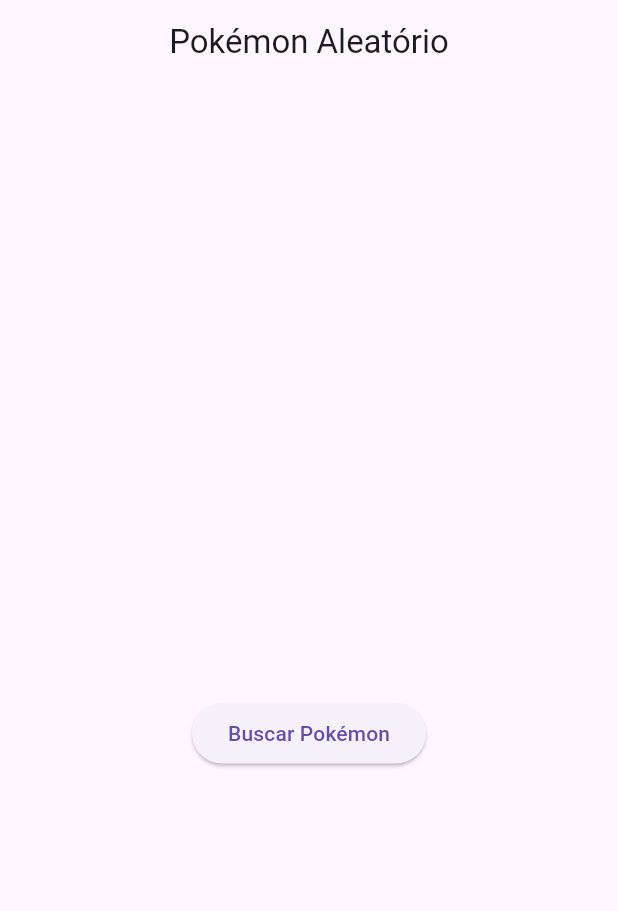
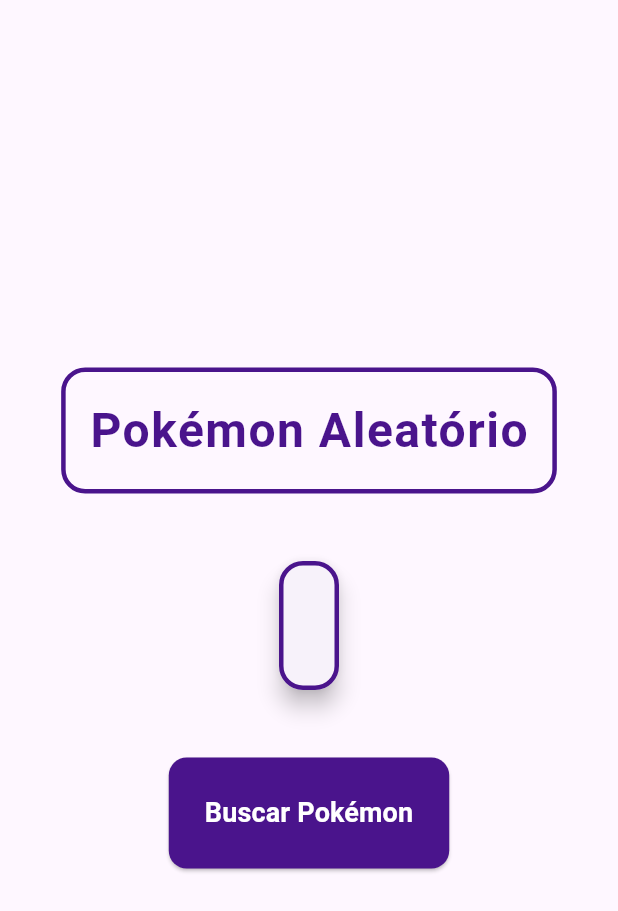
Before and after one commit to isa-dib/pokemon, a Flutter app: the screen it shows after launch, on a phone screen of 412 x 824 dp. Shown: the top 911 px of the screen. Run offline on Flutter 3.47's test engine with Material 3 defaults, Android fonts, the phone set to English and light mode, and no system bars; network calls fail.

Commit message:
final commit

```diff
--- a/lib/main.dart
+++ b/lib/main.dart
@@ -14,7 +14,7 @@ class MyApp extends StatelessWidget {
   Widget build(BuildContext context) {
     return MaterialApp(
       debugShowCheckedModeBanner: false,
-      title: 'Pokémon Random App',
+      title: 'Temos que Pegar',
       theme: ThemeData(
         primarySwatch: Colors.red,
       ),
@@ -57,7 +57,7 @@ class _PokemonPageState extends State<PokemonPage> {
 
         setState(() {
           pokemonName = data["name"];
-          pokemonImage = data["sprites"]["front_default"];
+          pokemonImage = data["sprites"]["other"]["official-artwork"]["front_default"];
           loading = false;
         });
       } else {
@@ -77,34 +77,88 @@ class _PokemonPageState extends State<PokemonPage> {
   @override
   Widget build(BuildContext context) {
     return Scaffold(
-      appBar: AppBar(
-        title: const Text("Pokémon Aleatório"),
-        centerTitle: true,
-      ),
       body: Center(
         child: loading
             ? const CircularProgressIndicator()
             : Column(
           mainAxisAlignment: MainAxisAlignment.center,
           children: [
+            Container(
+              padding: const EdgeInsets.all(16),
+              decoration: BoxDecoration(
+                border: Border.all(
+                  color: const Color(0xFF4A148C),
+                  width: 3,
+                  style: BorderStyle.solid,
+                ),
+                borderRadius: BorderRadius.circular(16),
+              ),
+              child: const Text(
+                'Pokémon Aleatório',
+                style: TextStyle(
+                    fontSize: 32,
+                    fontWeight: FontWeight.bold,
+                    letterSpacing: 1,
+                    color: Color(0xFF4A148C)
+                ),
+              ),
+            ),
+
+            Card(
+              elevation: 6,
+              shape: RoundedRectangleBorder(
+                borderRadius: BorderRadius.circular(16),
+                side: const BorderSide(
+                  color: Color(0xFF4A148C),
+                  width: 3,
+                ),
+              ),
+              margin:const EdgeInsets.all(45),
+              child: Padding(
+                padding: const EdgeInsets.all(20),
+                child: Column(
+                  children: [
                     if (pokemonImage.isNotEmpty)
                       Image.network(
                         pokemonImage,
-                height: 800,
-                width: 800,
+                        height: 160,
+                        width: 160,
                       ),
-            const SizedBox(height: 20),
+
+                    const SizedBox(height: 12),
+
                     Text(
                       pokemonName.toUpperCase(),
                       style: const TextStyle(
-                fontSize: 26,
+                        fontSize: 24,
                         fontWeight: FontWeight.bold,
                       ),
                     ),
-            const SizedBox(height: 40),
+                  ],
+                ),
+              ),
+            ),
+
             ElevatedButton(
+              style: ElevatedButton.styleFrom(
+                backgroundColor: const Color(0xFF4A148C),
+                foregroundColor: Colors.white,
+                padding: const EdgeInsets.symmetric(
+                  horizontal: 24,
+                  vertical: 24,
+                ),
+                shape: RoundedRectangleBorder(
+                  borderRadius: BorderRadius.circular(12),
+                ),
+              ),
               onPressed: fetchRandomPokemon,
-              child: const Text("Buscar Pokémon"),
+              child: const Text(
+                "Buscar Pokémon",
+                style: TextStyle(
+                  fontSize: 18,
+                  fontWeight: FontWeight.bold,
+                ),
+              ),
             ),
           ],
         ),
```
Lines whose indentation alone changed are shown as unchanged.
